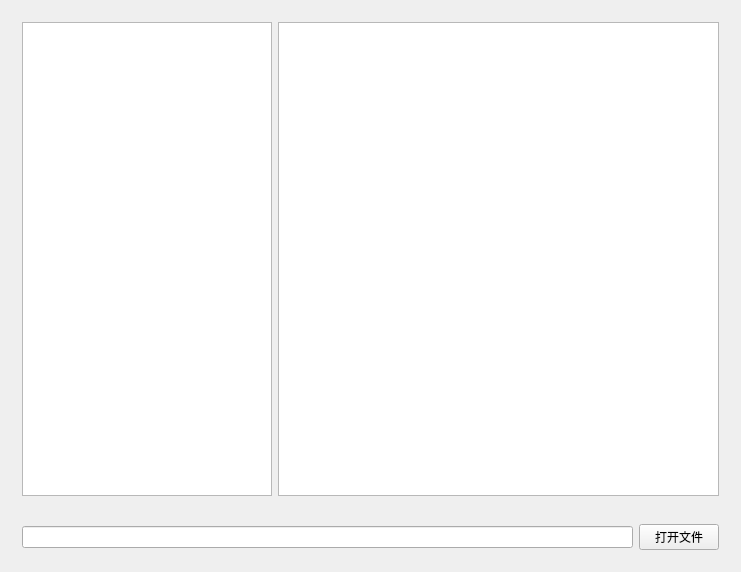
First picture: the form in mainwindow.ui, repository ksvc/MediaParser, before the edit.
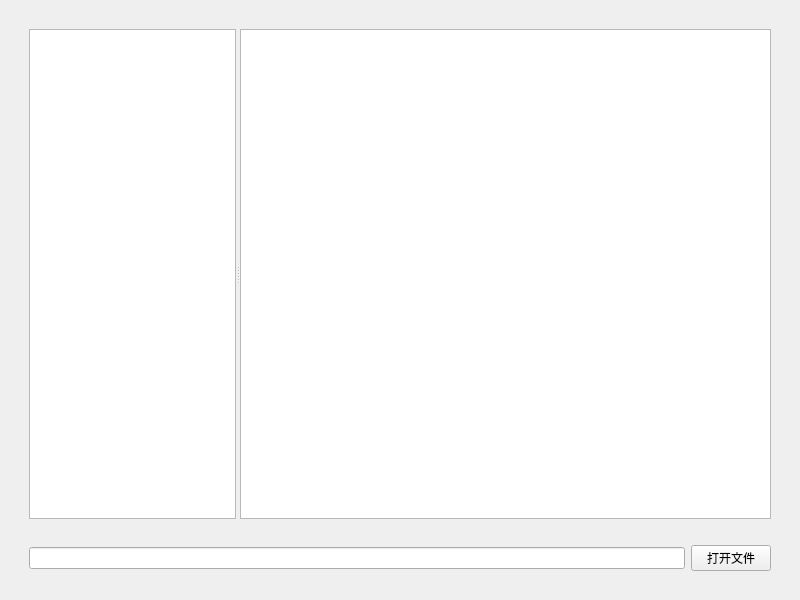
Second picture: the form after the edit.

```diff
--- a/mainwindow.ui
+++ b/mainwindow.ui
@@ -6,62 +6,37 @@
    <rect>
     <x>0</x>
     <y>0</y>
-    <width>741</width>
-    <height>572</height>
+    <width>800</width>
+    <height>600</height>
    </rect>
   </property>
   <property name="windowTitle">
    <string>MediaParser</string>
   </property>
-  <widget class="QWidget" name="centralWidget">
-   <layout class="QVBoxLayout" name="verticalLayout">
-    <item>
-     <widget class="QWidget" name="widget" native="true">
+  <widget class="QWidget" name="centralwidget">
       <layout class="QGridLayout" name="gridLayout">
-       <item row="0" column="1">
-        <widget class="QTextEdit" name="hexView">
-         <property name="font">
-          <font>
-           <family>FangSong</family>
-           <pointsize>12</pointsize>
-          </font>
-         </property>
-         <property name="readOnly">
-          <bool>true</bool>
-         </property>
-        </widget>
-       </item>
        <item row="0" column="0">
+     <layout class="QVBoxLayout" name="verticalLayout">
+      <property name="leftMargin">
+       <number>20</number>
+      </property>
+      <property name="topMargin">
+       <number>20</number>
+      </property>
+      <property name="rightMargin">
+       <number>20</number>
+      </property>
+      <property name="bottomMargin">
+       <number>20</number>
+      </property>
+      <item>
+       <widget class="QSplitter" name="splitter">
+        <property name="orientation">
+         <enum>Qt::Horizontal</enum>
+        </property>
         <widget class="QTreeWidget" name="structTree">
-         <property name="minimumSize">
-          <size>
-           <width>200</width>
-           <height>0</height>
-          </size>
-         </property>
-         <property name="maximumSize">
-          <size>
-           <width>250</width>
-           <height>16777215</height>
-          </size>
-         </property>
-         <property name="editTriggers">
-          <set>QAbstractItemView::NoEditTriggers</set>
-         </property>
-         <property name="selectionBehavior">
-          <enum>QAbstractItemView::SelectItems</enum>
-         </property>
-         <property name="uniformRowHeights">
-          <bool>true</bool>
-         </property>
-         <property name="animated">
-          <bool>true</bool>
-         </property>
-         <property name="allColumnsShowFocus">
-          <bool>false</bool>
-         </property>
-         <property name="headerHidden">
-          <bool>true</bool>
+         <property name="sizeAdjustPolicy">
+          <enum>QAbstractScrollArea::AdjustToContents</enum>
          </property>
          <attribute name="headerVisible">
           <bool>false</bool>
@@ -72,46 +47,40 @@
           </property>
          </column>
         </widget>
-       </item>
-      </layout>
+        <widget class="QTextEdit" name="hexView"/>
      </widget>
     </item>
     <item>
-     <widget class="QWidget" name="widget_2" native="true">
-      <property name="minimumSize">
-       <size>
-        <width>0</width>
-        <height>30</height>
-       </size>
-      </property>
-      <property name="maximumSize">
-       <size>
-        <width>16777215</width>
-        <height>100</height>
-       </size>
-      </property>
-      <layout class="QGridLayout" name="gridLayout_2">
-       <item row="0" column="1">
+       <layout class="QHBoxLayout" name="horizontalLayout">
+        <property name="leftMargin">
+         <number>0</number>
+        </property>
+        <property name="topMargin">
+         <number>20</number>
+        </property>
+        <property name="rightMargin">
+         <number>0</number>
+        </property>
+        <property name="bottomMargin">
+         <number>0</number>
+        </property>
+        <item>
+         <widget class="QLineEdit" name="filePathEdit"/>
+        </item>
+        <item>
         <widget class="QPushButton" name="openButton">
          <property name="text">
           <string>打开文件</string>
          </property>
         </widget>
        </item>
-       <item row="0" column="0">
-        <widget class="QLineEdit" name="filePathEdit">
-         <property name="readOnly">
-          <bool>true</bool>
-         </property>
-        </widget>
-       </item>
-      </layout>
-     </widget>
+       </layout>
+      </item>
+     </layout>
     </item>
    </layout>
   </widget>
  </widget>
- <layoutdefault spacing="6" margin="11"/>
  <resources/>
  <connections/>
 </ui>
```
Left out of the diff: 2 changed lines with no effect on the pictures. Lines whose indentation alone changed are shown as unchanged.
